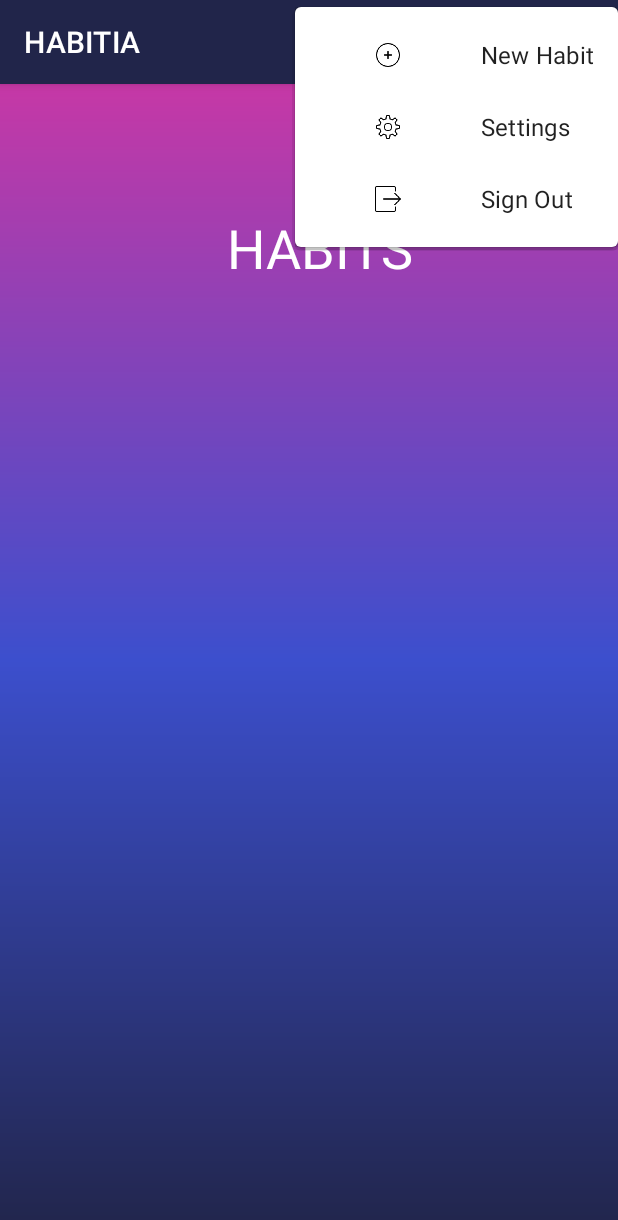
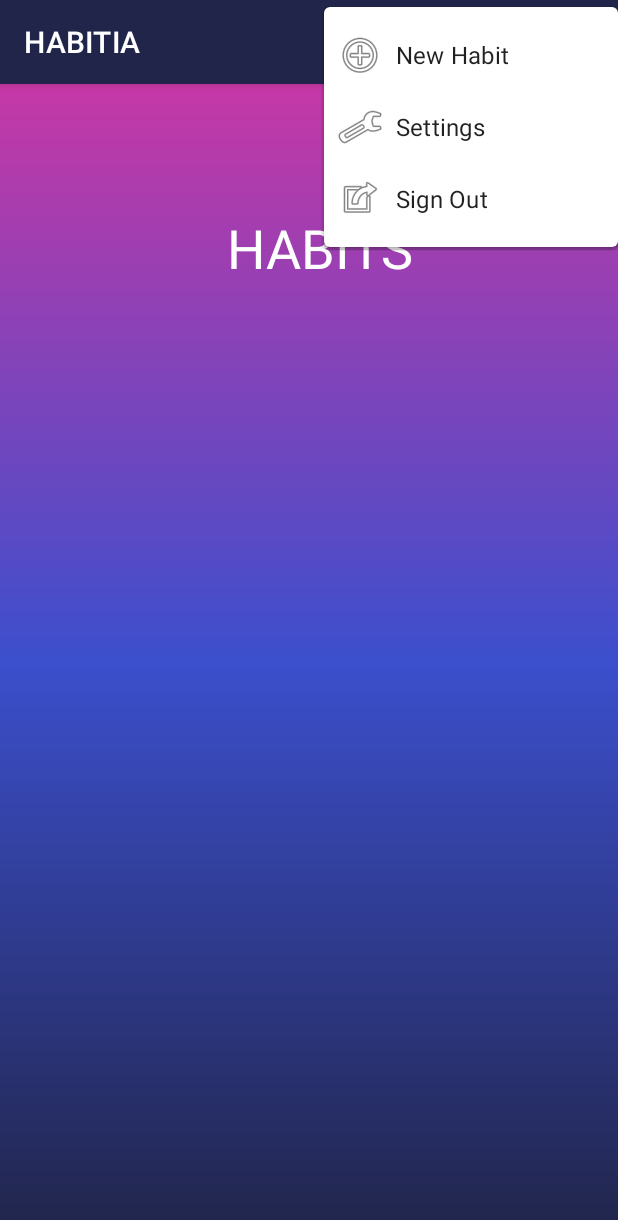
Before and after one commit to crncck/Habitia, an Android app: the screen it shows after launch once a user with an empty profile is signed in (HabitsActivity), after a tap on an icon or button, on a phone screen of 412 x 824 dp. Shown: the top 1220 px of the screen. Run offline under Robolectric (Android 15) with nearby library versions, the phone set to English and light mode, and no system bars; our stand-ins replace Firebase (no records; nobody signed in at launch, a user with empty details on screens opened directly), Picasso; libraries missing offline, so code that uses them is left out: com.github.siyamed.shapeimageview; plain views replace CircularImageView; 2 statements that could not run were skipped.

Commit message:
Excess space in the menu has been fixed.

```diff
--- a/app/src/main/res/menu/habit_options_menu.xml
+++ b/app/src/main/res/menu/habit_options_menu.xml
@@ -12,16 +12,19 @@ tools:context=".HabitsActivity">
         <menu>
             <item
                 android:id="@+id/add_habit"
-                android:icon="@mipmap/add_foreground"
-                android:title="New Habit" />
+                android:icon="@android:drawable/ic_menu_add"
+                android:title="New Habit"
+
+                />
             <item
                 android:id="@+id/settings"
                 android:title = "Settings"
-                android:icon="@mipmap/settings_icon_foreground" />
+                android:icon="@android:drawable/ic_menu_manage"
+                />
             <item
                 android:id="@+id/sign_out"
                 android:title="Sign Out"
-                android:icon="@mipmap/sign_out_icon_foreground"/>
+                android:icon="@android:drawable/ic_menu_set_as"/>
         </menu>
     </item>
 </menu>
```
